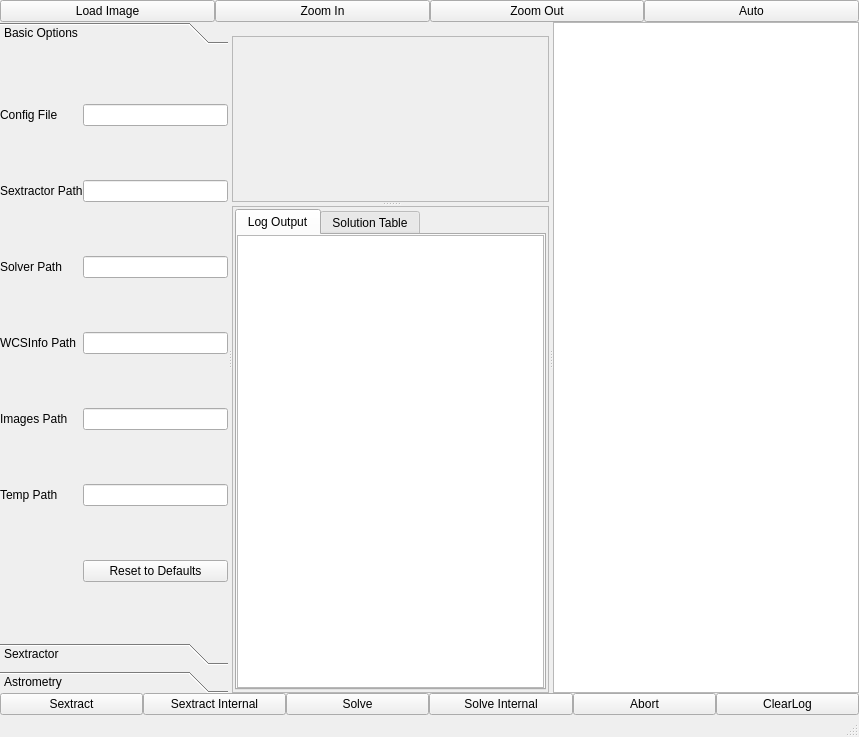
First picture: the form in mainwindow.ui, repository rlancaste/stellarsolver, before the edit.
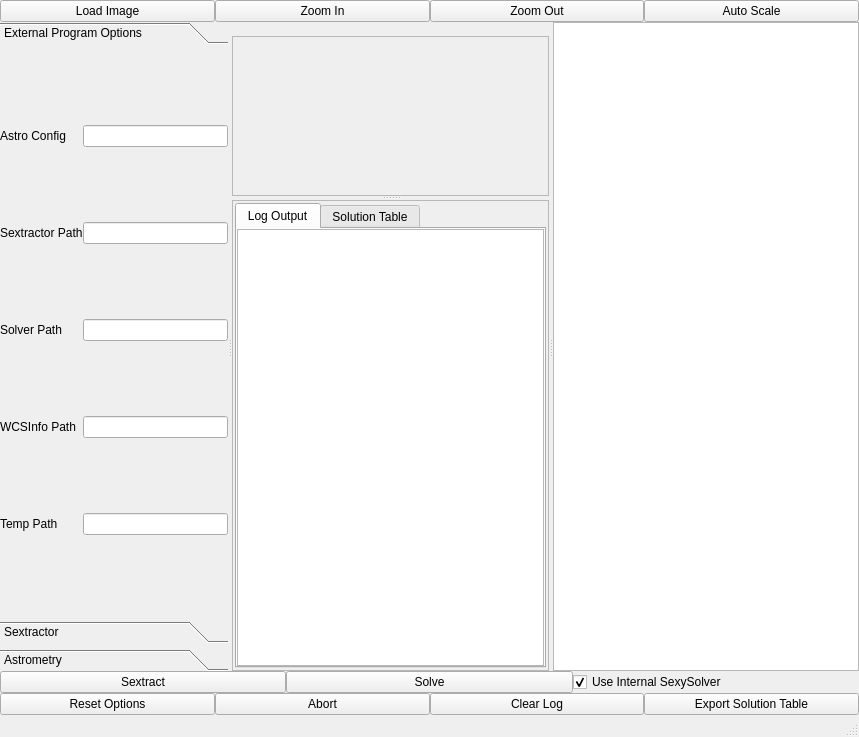
Second picture: the form after the edit. The open tabs and pages were chosen to show the change. Custom widgets are drawn as their Qt base class.

Commit message: Cleaning up ui, Adding export option, reorganization

The edit to the form file:
```diff
--- a/mainwindow.ui
+++ b/mainwindow.ui
@@ -73,7 +73,7 @@
       <item>
        <widget class="QPushButton" name="AutoScale">
         <property name="text">
-         <string>Auto</string>
+         <string>Auto Scale</string>
         </property>
        </widget>
       </item>
@@ -88,7 +88,7 @@
        <property name="currentIndex">
         <number>1</number>
        </property>
-       <widget class="QWidget" name="Basic">
+       <widget class="QWidget" name="External">
         <property name="geometry">
          <rect>
           <x>0</x>
@@ -98,7 +98,7 @@
          </rect>
         </property>
         <attribute name="label">
-         <string>Basic Options</string>
+         <string>External Program Options</string>
         </attribute>
         <layout class="QGridLayout" name="gridLayout_3">
          <property name="leftMargin">
@@ -116,22 +116,11 @@
          <property name="spacing">
           <number>0</number>
          </property>
-         <item row="7" column="0">
-          <widget class="QLabel" name="label_11">
-           <property name="text">
-            <string>Temp Path</string>
-           </property>
-          </widget>
+         <item row="0" column="1">
+          <widget class="QLineEdit" name="configFilePath"/>
          </item>
-         <item row="6" column="1">
-          <widget class="QLineEdit" name="imagesDefaultPath"/>
-         </item>
-         <item row="8" column="1">
-          <widget class="QPushButton" name="reset">
-           <property name="text">
-            <string>Reset to Defaults</string>
-           </property>
-          </widget>
+         <item row="4" column="1">
+          <widget class="QLineEdit" name="wcsPath"/>
          </item>
          <item row="3" column="0">
           <widget class="QLabel" name="label_2">
@@ -143,13 +132,20 @@
          <item row="3" column="1">
           <widget class="QLineEdit" name="solverPath"/>
          </item>
-         <item row="7" column="1">
+         <item row="6" column="1">
           <widget class="QLineEdit" name="tempPath"/>
          </item>
          <item row="6" column="0">
-          <widget class="QLabel" name="label_10">
+          <widget class="QLabel" name="label_11">
            <property name="text">
-            <string>Images Path</string>
+            <string>Temp Path</string>
+           </property>
+          </widget>
+         </item>
+         <item row="4" column="0">
+          <widget class="QLabel" name="label_42">
+           <property name="text">
+            <string>WCSInfo Path</string>
            </property>
           </widget>
          </item>
@@ -163,7 +159,7 @@
          <item row="0" column="0">
           <widget class="QLabel" name="label_3">
            <property name="text">
-            <string>Config File</string>
+            <string>Astro Config</string>
            </property>
           </widget>
          </item>
@@ -174,19 +170,6 @@
            </property>
           </widget>
          </item>
-         <item row="0" column="1">
-          <widget class="QLineEdit" name="configFilePath"/>
-         </item>
-         <item row="4" column="1">
-          <widget class="QLineEdit" name="wcsPath"/>
-         </item>
-         <item row="4" column="0">
-          <widget class="QLabel" name="label_42">
-           <property name="text">
-            <string>WCSInfo Path</string>
-           </property>
-          </widget>
-         </item>
         </layout>
        </widget>
        <widget class="QWidget" name="Sextractor">
@@ -1027,13 +1010,6 @@
         </property>
        </widget>
       </item>
-      <item>
-       <widget class="QPushButton" name="InnerSextract">
-        <property name="text">
-         <string>Sextract Internal</string>
-        </property>
-       </widget>
-      </item>
       <item>
        <widget class="QPushButton" name="SolveImage">
         <property name="text">
@@ -1042,9 +1018,29 @@
        </widget>
       </item>
       <item>
-       <widget class="QPushButton" name="InnerSolve">
+       <widget class="QCheckBox" name="useSexySolver">
         <property name="text">
-         <string>Solve Internal</string>
+         <string>Use Internal SexySolver</string>
+        </property>
+        <property name="checked">
+         <bool>true</bool>
+        </property>
+       </widget>
+      </item>
+     </layout>
+    </item>
+    <item>
+     <layout class="QHBoxLayout" name="horizontalLayout_5">
+      <property name="spacing">
+       <number>0</number>
+      </property>
+      <property name="topMargin">
+       <number>0</number>
+      </property>
+      <item>
+       <widget class="QPushButton" name="reset">
+        <property name="text">
+         <string>Reset Options</string>
         </property>
        </widget>
       </item>
@@ -1058,7 +1054,14 @@
       <item>
        <widget class="QPushButton" name="ClearLog">
         <property name="text">
-         <string>ClearLog</string>
+         <string>Clear Log</string>
+        </property>
+       </widget>
+      </item>
+      <item>
+       <widget class="QPushButton" name="exportTable">
+        <property name="text">
+         <string>Export Solution Table</string>
         </property>
        </widget>
       </item>
```
The commit also changes 2 other files.
